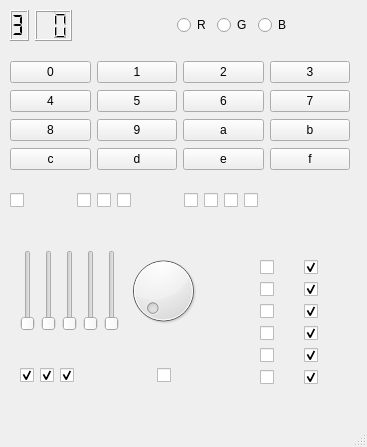
Old version of the form qt/qt_graphics.ui in the repository Akm0d/project_theseus.
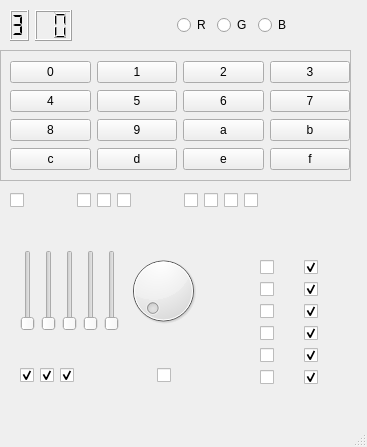
New version of the form.

Commit message: Added frames and removed some checkability

Diff of the .ui file:
```diff
--- a/qt/qt_graphics.ui
+++ b/qt/qt_graphics.ui
@@ -150,6 +150,22 @@
       </item>
      </layout>
     </widget>
+    <widget class="QFrame" name="frame">
+     <property name="geometry">
+      <rect>
+       <x>0</x>
+       <y>0</y>
+       <width>351</width>
+       <height>131</height>
+      </rect>
+     </property>
+     <property name="frameShape">
+      <enum>QFrame::StyledPanel</enum>
+     </property>
+     <property name="frameShadow">
+      <enum>QFrame::Raised</enum>
+     </property>
+    </widget>
    </widget>
    <widget class="QWidget" name="puzzle" native="true">
     <property name="geometry">
```
Left out of the diff: 9 changed lines with no effect on the pictures. The commit also changes 1 other file.
